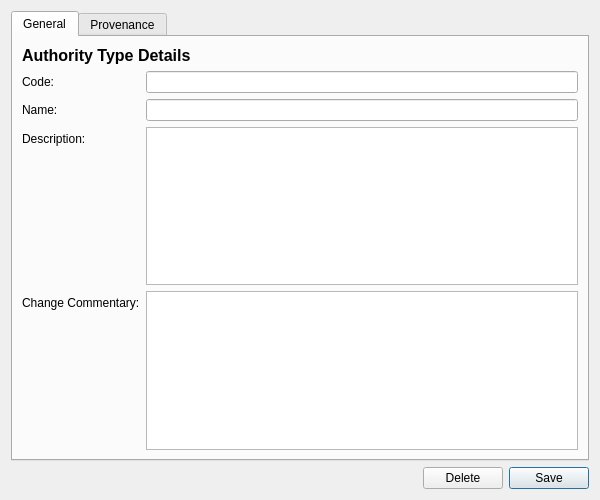
The window that projects/ores.qt/ui/CodingSchemeAuthorityTypeDetailDialog.ui (OreStudio/OreStudio) describes before a commit, drawn with Qt 5.
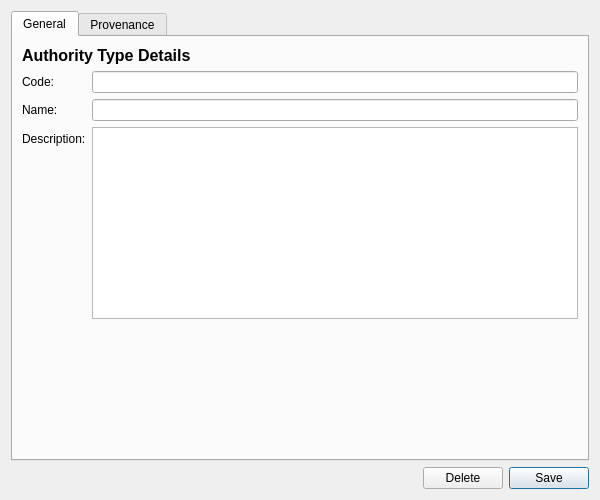
The same window after the commit. Custom widgets are drawn as their Qt base class.

```diff
--- a/projects/ores.qt/ui/CodingSchemeAuthorityTypeDetailDialog.ui
+++ b/projects/ores.qt/ui/CodingSchemeAuthorityTypeDetailDialog.ui
@@ -83,20 +83,6 @@
            </property>
           </widget>
          </item>
-         <item row="3" column="0">
-          <widget class="QLabel" name="commentaryLabel">
-           <property name="text">
-            <string>Change Commentary:</string>
-           </property>
-          </widget>
-         </item>
-         <item row="3" column="1">
-          <widget class="QPlainTextEdit" name="commentaryEdit">
-           <property name="maximumHeight">
-            <number>80</number>
-           </property>
-          </widget>
-         </item>
         </layout>
        </item>
        <item>
```
